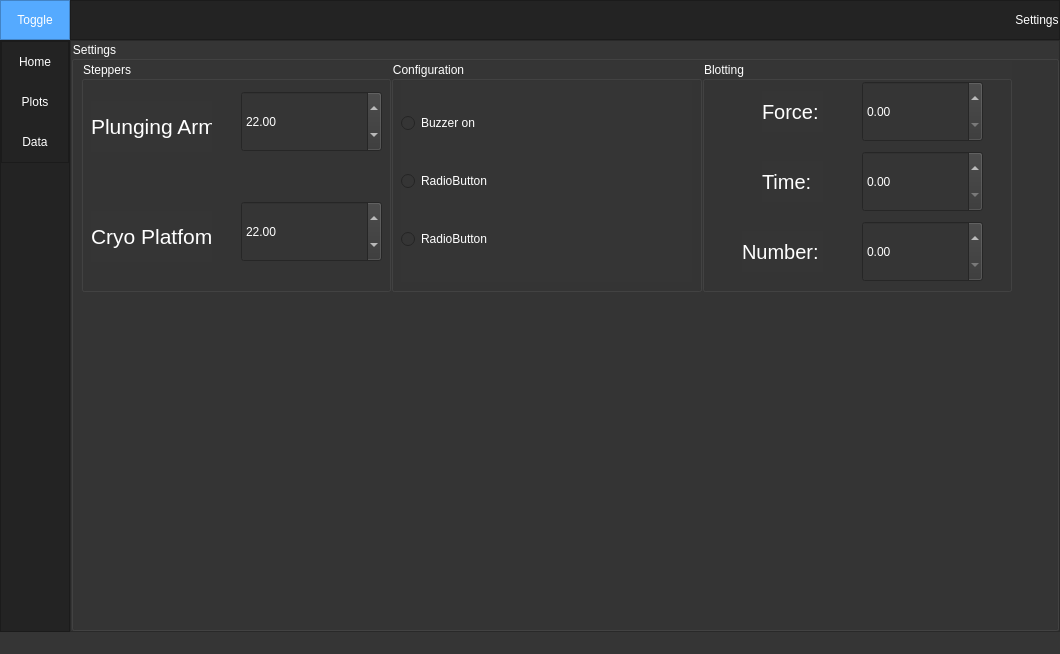
The window that PEM_new_gui.ui (LarsG21/plunge_freezer_gui) describes before a commit, drawn with Qt 5.
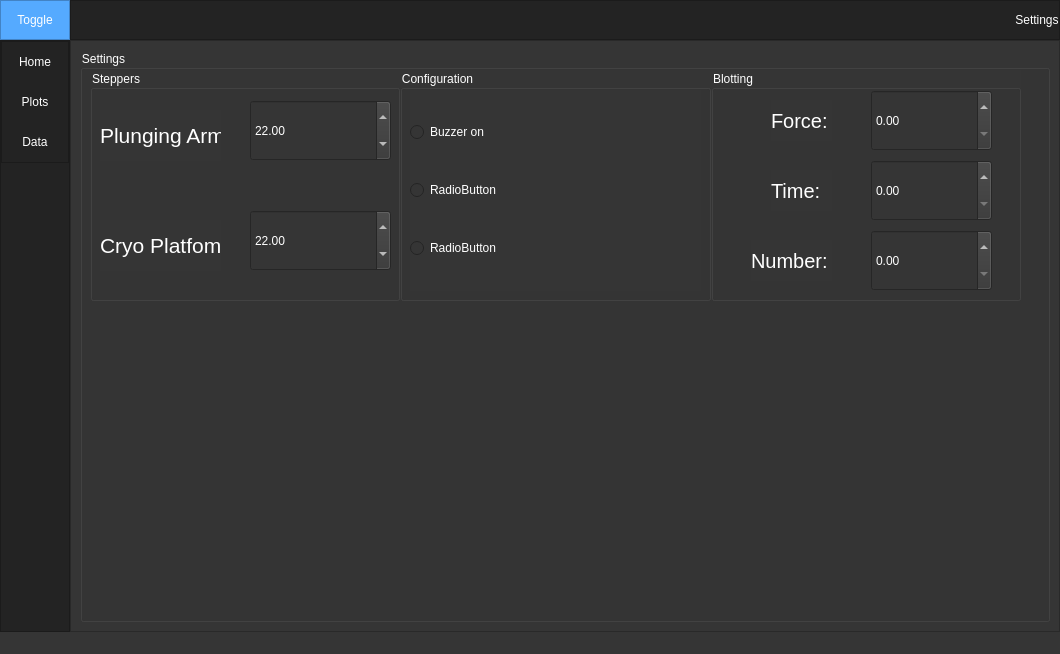
The same window after the commit. The open tabs and pages were chosen to show the change.

What changed in the file:
```diff
--- a/PEM_new_gui.ui
+++ b/PEM_new_gui.ui
@@ -737,19 +737,19 @@
             <widget class="QWidget" name="page_settings">
              <layout class="QVBoxLayout" name="verticalLayout_9">
               <property name="spacing">
-               <number>0</number>
+               <number>6</number>
               </property>
               <property name="leftMargin">
-               <number>0</number>
+               <number>9</number>
               </property>
               <property name="topMargin">
-               <number>0</number>
+               <number>9</number>
               </property>
               <property name="rightMargin">
-               <number>0</number>
+               <number>9</number>
               </property>
               <property name="bottomMargin">
-               <number>0</number>
+               <number>9</number>
               </property>
               <item>
                <widget class="QGroupBox" name="settings_box">
```
Left out of the diff: 2 changed lines with no effect on the pictures.
